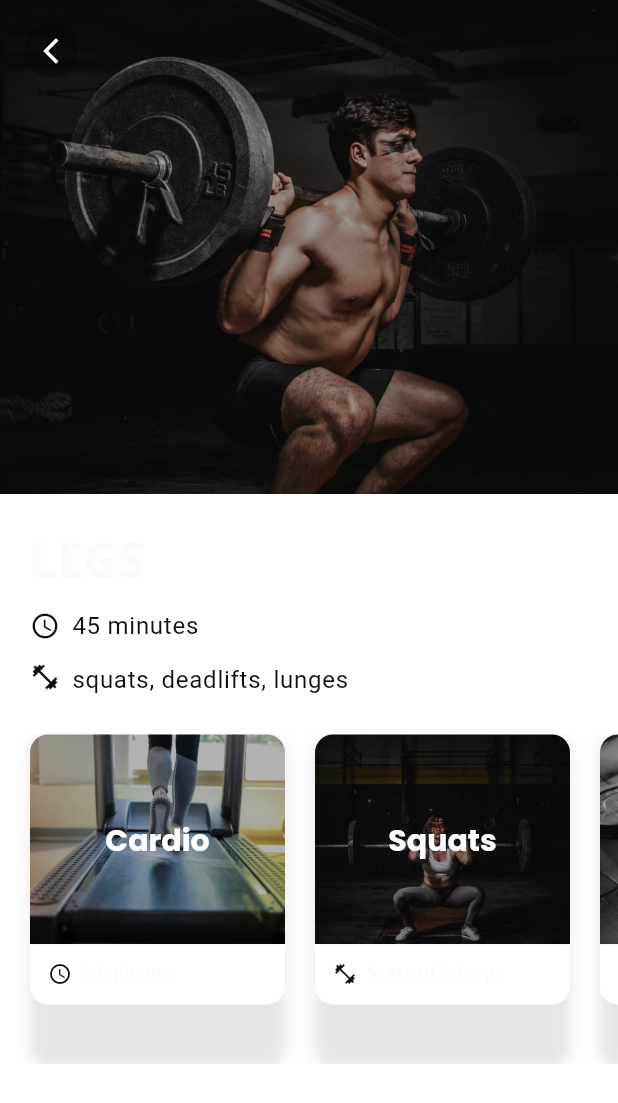
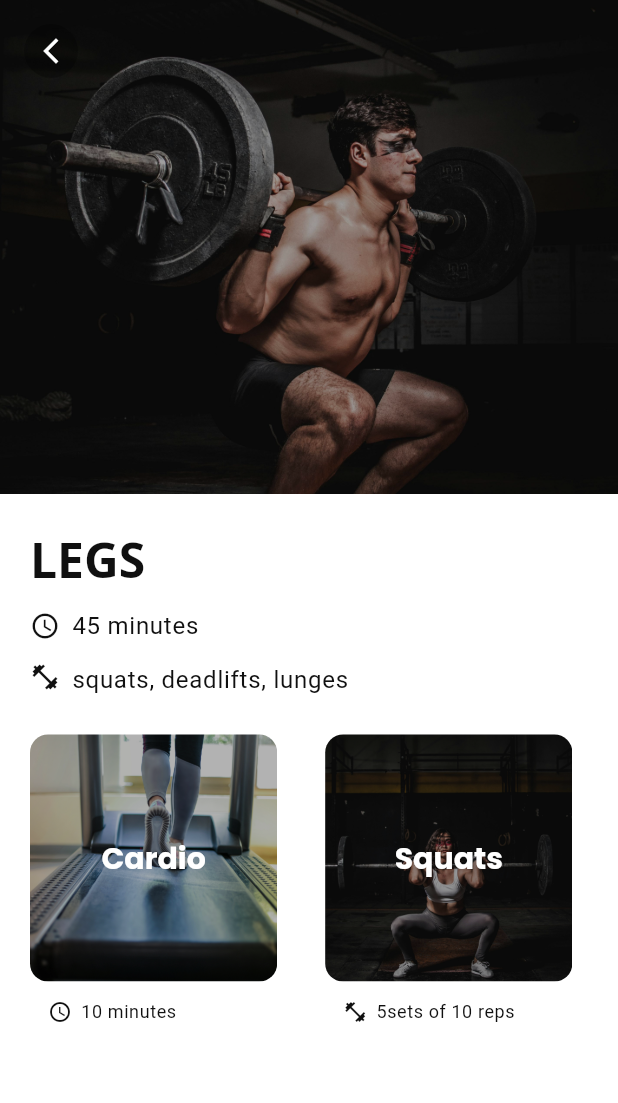
Before and after one commit to DanielDicksonDillimono/bodyflow, a Flutter app: the WorkoutPage screen opened directly, on a phone screen of 412 x 824 dp. Shown: the top 1103 px of the screen. Run offline on Flutter 3.47's test engine with Material 3 defaults, Android fonts, the phone set to English and light mode, and no system bars; our stand-ins replace firebase_auth, firebase_core, go_router, google_fonts; accounts and stored records are empty; generated files the repository leaves out were written again.

Commit message:
Changed the way the exercise cards are built because they were being clipped at the buttom. Made sure the text are legible in lightmode. #3

```diff
--- a/lib/ui/core/themes/theme.dart
+++ b/lib/ui/core/themes/theme.dart
@@ -24,10 +24,7 @@ abstract final class AppTheme {
   static ThemeData lightTheme = ThemeData(
     brightness: Brightness.light,
     useMaterial3: true,
-    textTheme: AppTheme.textTheme.apply(
-      // bodyColor: AppColors.white1,
-      displayColor: AppColors.white1,
-    ),
+    textTheme: AppTheme.textTheme,
     colorScheme: AppColors.lightColorScheme,
     elevatedButtonTheme: ElevatedButtonThemeData(
       style: ElevatedButton.styleFrom(
@@ -53,10 +50,7 @@ abstract final class AppTheme {
   static ThemeData darkTheme = ThemeData(
     brightness: Brightness.dark,
     useMaterial3: true,
-    textTheme: AppTheme.textTheme.apply(
-      bodyColor: AppColors.white1,
-      displayColor: AppColors.white1,
-    ),
+    textTheme: AppTheme.textTheme,
     colorScheme: AppColors.darkColorScheme,
     elevatedButtonTheme: ElevatedButtonThemeData(
       style: ElevatedButton.styleFrom(
--- a/lib/ui/main_pages/view_models/profile_page_viewmodel.dart
+++ b/lib/ui/main_pages/view_models/profile_page_viewmodel.dart
@@ -1,8 +1,6 @@
 import 'package:bodyflow/domain/misc/globalenums.dart';
 import 'package:bodyflow/domain/models/stat.dart';
-import 'package:bodyflow/navigation/routes.dart';
 import 'package:flutter/material.dart';
-import 'package:go_router/go_router.dart';
 
 class ProfilePageViewmodel extends ChangeNotifier {
   ProfilePageViewmodel();
--- a/lib/ui/main_pages/widgets/profile_page.dart
+++ b/lib/ui/main_pages/widgets/profile_page.dart
@@ -1,5 +1,3 @@
-import 'package:bodyflow/domain/misc/globalenums.dart';
-import 'package:bodyflow/domain/models/stat.dart';
 import 'package:bodyflow/ui/core/themes/colors.dart';
 import 'package:bodyflow/ui/core/themes/dimens.dart';
 import 'package:bodyflow/ui/core/wigets/stats_card.dart';
--- a/lib/ui/sub_pages/login_signup/widgets/workout_page.dart
+++ b/lib/ui/sub_pages/login_signup/widgets/workout_page.dart
@@ -59,10 +59,8 @@ class WorkoutPage extends StatelessWidget {
                     // Workout Title
                     Text(
                       'LEGS',
-                      style: Theme.of(context).textTheme.headlineLarge?.copyWith(
-                            fontWeight: FontWeight.bold,
-                            fontSize: 32,
-                          ),
+                      style: Theme.of(context).textTheme.headlineLarge
+                          ?.copyWith(fontWeight: FontWeight.bold, fontSize: 32),
                     ),
                     SizedBox(height: Dimens.paddingVerticalSmall),
                     // Duration
@@ -149,27 +147,16 @@ class WorkoutPage extends StatelessWidget {
     required String imagePath,
   }) {
     return Container(
-      width: 170,
-      decoration: BoxDecoration(
-        borderRadius: BorderRadius.circular(12),
-        boxShadow: [
-          BoxShadow(
-            color: Colors.black.withValues(alpha: 0.1),
-            blurRadius: 8,
-            offset: Offset(0, 2),
-          ),
-        ],
-      ),
+      margin: const EdgeInsets.only(right: 12.0),
       child: Column(
         crossAxisAlignment: CrossAxisAlignment.start,
         children: [
           // Exercise Image
-          ClipRRect(
-            borderRadius: BorderRadius.vertical(top: Radius.circular(12)),
-            child: Container(
-              height: 140,
-              width: 170,
+          Container(
+            width: Dimens.textCardWidth(context),
+            height: Dimens.textCardHeight(context),
             decoration: BoxDecoration(
+              borderRadius: BorderRadius.circular(12),
               image: DecorationImage(
                 image: AssetImage(imagePath),
                 fit: BoxFit.cover,
@@ -189,10 +176,10 @@ class WorkoutPage extends StatelessWidget {
               ),
             ),
           ),
-          ),
           // Exercise Details
           Container(
             padding: const EdgeInsets.all(12),
+            width: Dimens.textCardWidth(context),
             decoration: BoxDecoration(
               color: Theme.of(context).colorScheme.surface,
               borderRadius: BorderRadius.vertical(bottom: Radius.circular(12)),
```
Lines whose indentation alone changed are shown as unchanged.
